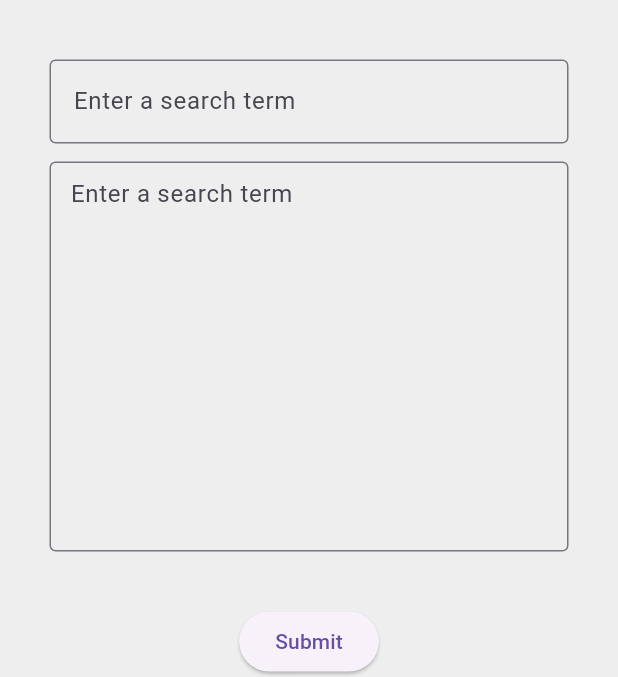
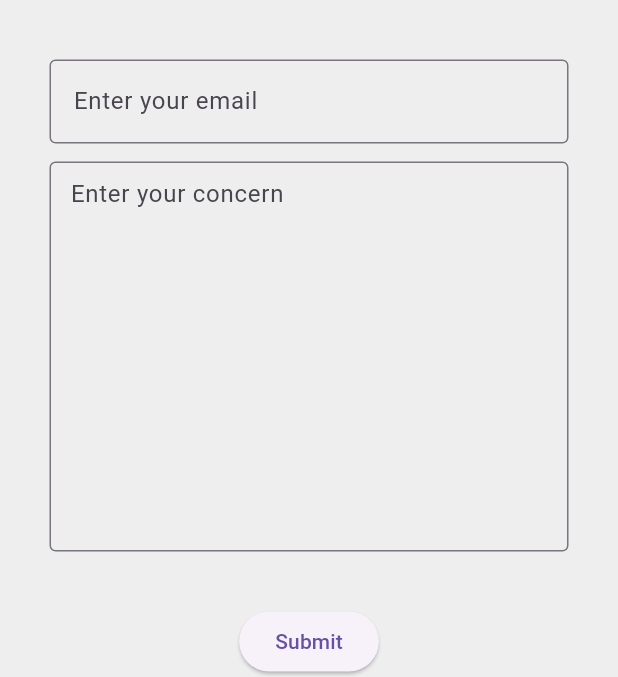
Before and after one commit to jcoder6/fishdroid-mobile, a Flutter app: the MyHomePage screen opened directly, after a tap on the "menu" icon, after a tap on "Message Us", on a phone screen of 412 x 824 dp, the part 287-964 px from its top. Run offline on Flutter 3.47's test engine with Material 3 defaults, Android fonts, the phone set to English and light mode, and no system bars; our stand-ins replace camera, font_awesome_flutter, get, scroll_snap_list, video_player; missing offline and left inert: flutter_tflite; network calls fail.

Commit message:
fix some minor changes

```diff
--- a/lib/pages/app_home.dart
+++ b/lib/pages/app_home.dart
@@ -17,6 +17,7 @@ class _AppHomeState extends State<AppHome> {
   List<Fish>? fishesList;
   var isLoaded = false;
   var imgFishLink = 'https://raw.githubusercontent.com/jcoder6/fishdroid_local/master/public/assets/images/fish_images/';
+  bool showProgressIndicator = true;
 
   @override
   void initState() {
@@ -24,6 +25,13 @@ class _AppHomeState extends State<AppHome> {
     super.initState();
 
     fetchFishData();
+    if(!isLoaded){
+      Future.delayed(const Duration(seconds: 30), () {
+        setState(() {
+          showProgressIndicator = false;
+        });
+      });
+    }
   }
 
   fetchFishData() async {
@@ -40,7 +48,11 @@ class _AppHomeState extends State<AppHome> {
     var appBar = AppBar();
     return Visibility(
       visible: isLoaded,
-      replacement: const Center(child: CircularProgressIndicator(),),
+      replacement: Center(
+        child: showProgressIndicator
+            ? const CircularProgressIndicator()
+            : const Text("Can't connect to the server")
+        ),
       child: SingleChildScrollView(
         child: Column(
           children: [
--- a/lib/pages/hatcheries.dart
+++ b/lib/pages/hatcheries.dart
@@ -15,9 +15,6 @@ class _HatcheriesState extends State<Hatcheries> {
     List<HatcheryData> hatcheryList = [
       HatcheryData(1, 1, 'Bangus', "HATCH_VIDEO_001", 'Some Hatching Process'),
       HatcheryData(2, 2, 'Tilapia', "HATCH_VIDEO_002", 'Some Hatching Process'),
-      HatcheryData(3, 3, 'Hipon', "HATCH_VIDEO_003", 'Some Hatching Process'),
-      HatcheryData(4, 4, 'Dalag', "HATCH_VIDEO_004", 'Some Hatching Process'),
-      HatcheryData(5, 5, 'Carpa', "HATCH_VIDEO_005", 'Some Hatching Process'),
     ];
 
     return SingleChildScrollView(
--- a/lib/pages/message.dart
+++ b/lib/pages/message.dart
@@ -45,7 +45,7 @@ class MessagePage extends StatelessWidget {
                 child: TextField(
                   decoration: InputDecoration(
                     border: OutlineInputBorder(),
-                    hintText: 'Enter a search term',
+                    hintText: 'Enter your email',
                   ),
                 ),
               ),
@@ -62,7 +62,7 @@ class MessagePage extends StatelessWidget {
                   decoration: InputDecoration(
                     contentPadding: EdgeInsets.all(10),
                     border: OutlineInputBorder(),
-                    hintText: 'Enter a search term',
+                    hintText: 'Enter your concern',
                   ),
                 ),
               ),
```
Also changed, not shown: lib/pages/view_hatching_page.dart (+1 -2 lines), lib/services/remote_services.dart (+4 -4 lines).
